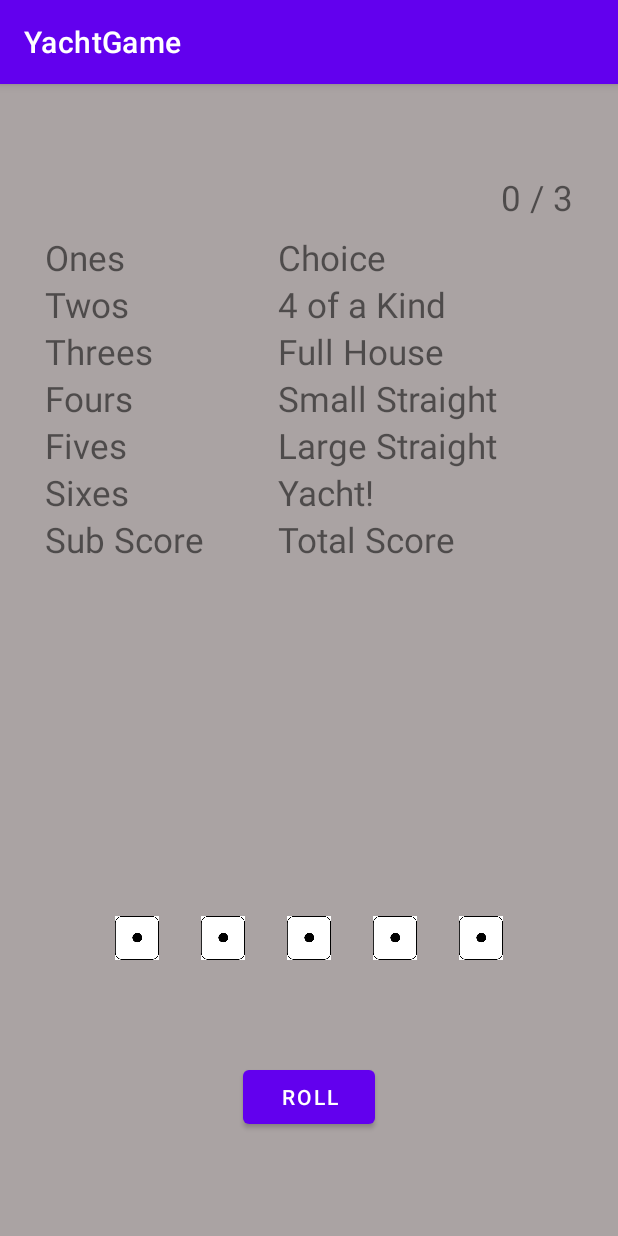
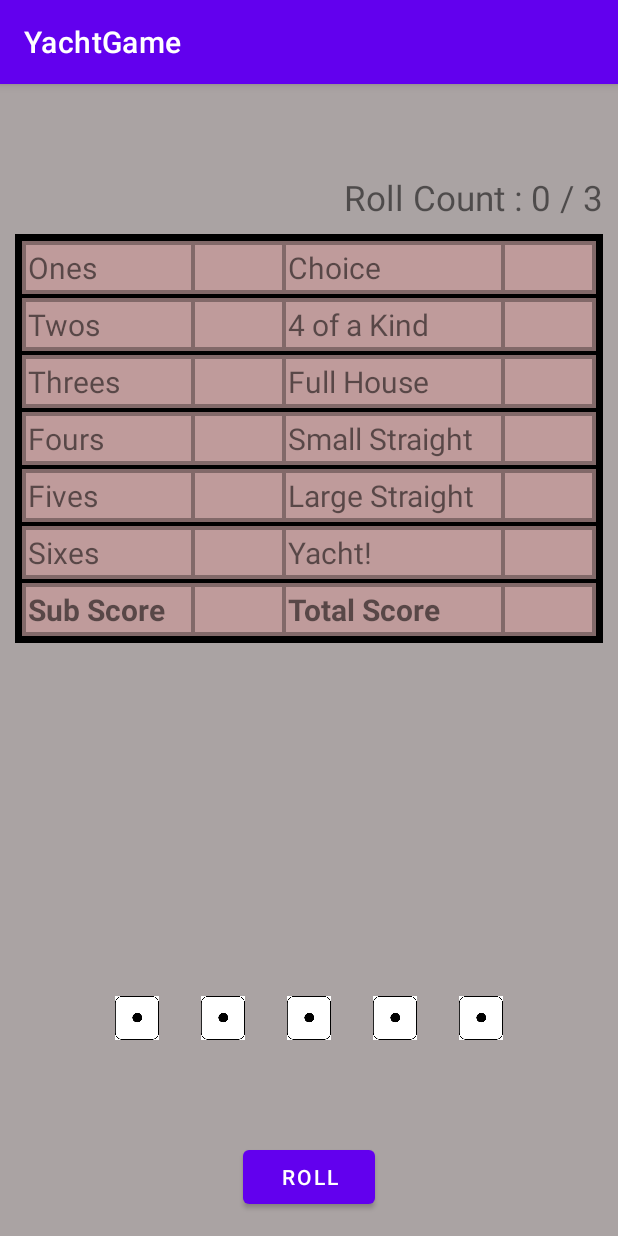
Before and after one commit to choius323/YachtGame, an Android app: the screen it shows after launch (MainActivity), on a phone screen of 412 x 824 dp. Run offline under Robolectric (Android 15) with nearby library versions, the phone set to English and light mode, and no system bars.

Commit message:
Change score table layout Add calculate function from Ones to Sixes Make object of ScoreTable.java

```diff
--- a/app/src/main/java/com/example/yachtgame/Dices.java
+++ b/app/src/main/java/com/example/yachtgame/Dices.java
@@ -34,13 +34,13 @@ public class Dices {
     // 굴리는 횟수
     private int rollCount = 0;
     // 주사위 값 저장
-    static int[] value;
+    static int[] values;
     // 주사위 5개의 정보
     DiceInfo[] dice;
 
     public Dices(Context context) {
-        value = new int[diceNumber];
-        anim1 = AnimationUtils.loadAnimation(context, R.anim.rotate);
+        values = new int[diceNumber];
+        anim1 = AnimationUtils.loadAnimation(context, R.anim.roll);
         this.context = context;
         dice = new DiceInfo[diceNumber];
     }
@@ -57,7 +57,7 @@ public class Dices {
                 Random rand = new Random();
                 int r = rand.nextInt(6) + 1;
 
-                value[i] = r;
+                values[i] = r;
                 dice[i].imageView.startAnimation(anim1);
                 dice[i].imageView.setImageResource(context.getResources().getIdentifier("dice" + r, "drawable", "com.example.yachtgame"));
             }
@@ -87,11 +87,11 @@ public class Dices {
 
     //주사위 값 반환
     public int[] getDiceValues() {
-        return value;
+        return values;
     }
 
     // 객체 id로 주사위 찾기
-    public DiceInfo getDice(int id) {
+    private DiceInfo getDice(int id) {
         for (int i = 0; i < diceNumber; i++) {
             if (dice[i].id == id) {
                 return dice[i];
--- a/app/src/main/java/com/example/yachtgame/MainActivity.java
+++ b/app/src/main/java/com/example/yachtgame/MainActivity.java
@@ -2,7 +2,9 @@ package com.example.yachtgame;
 
 import android.os.Bundle;
 import android.util.DisplayMetrics;
+import android.util.Log;
 import android.view.View;
+import android.view.ViewTreeObserver;
 import android.widget.Button;
 import android.widget.ImageButton;
 import android.widget.ImageView;
@@ -16,6 +18,7 @@ public class MainActivity extends AppCompatActivity {
     private ImageButton btnReset;
     private TextView rollTextView;
     private Dices dices;
+    private ScoreTable scoreTable;
 
     @Override
     protected void onCreate(Bundle savedInstanceState) {
@@ -24,24 +27,45 @@ public class MainActivity extends AppCompatActivity {
 
         btnRoll = findViewById(R.id.btnRoll);
         rollTextView = findViewById(R.id.tvRollCount);
+        rollTextView.setText("Roll Count : 0 / 3");
         btnReset = findViewById(R.id.btnReset);
 
+        // Dice 클래스 객체 생성
         dices = new Dices(getApplicationContext());
         for (int i = 0; i < Dices.diceNumber; i++) {
             int id = getResources().getIdentifier("dice" + (i + 1), "id", "com.example.yachtgame");
             dices.addDice(i, findViewById(id));
         }
 
-        DisplayMetrics metrics = new DisplayMetrics();
-        getWindowManager().getDefaultDisplay().getMetrics(metrics);
-        Dices.beginDiceY = findViewById(R.id.dice1).getY();
-        Dices.moveDiceY = (float) (metrics.heightPixels * 0.1);
+        // ScoreTable 객체 생성
+        TextView[] scoreViews = new TextView[ScoreTable.scoreNum];
+        for (int i = 0; i < ScoreTable.scoreNum; i++) {
+            int id = getResources().getIdentifier("score" + (i + 1), "id", "com.example.yachtgame");
+            scoreViews[i] = findViewById(id);
+        }
+        scoreTable = new ScoreTable(scoreViews);
+
+        // 주사위 초기 위치, 움직이는 거리 계산
+        ImageView dice = findViewById(R.id.dice1);
+        dice.getViewTreeObserver().addOnPreDrawListener(new ViewTreeObserver.OnPreDrawListener() {
+            @Override
+            public boolean onPreDraw() {
+                dice.getViewTreeObserver().removeOnPreDrawListener(this);
+                DisplayMetrics metrics = new DisplayMetrics();
+                getWindowManager().getDefaultDisplay().getMetrics(metrics);
+                Dices.beginDiceY = findViewById(R.id.dice1).getY();
+                Log.d("Dice Begin Y", "" + Dices.beginDiceY);
+                Dices.moveDiceY = (float) (metrics.heightPixels * 0.1);
+                return true;
+            }
+        });
     }
 
     // 점수판 클릭(점수 입력)
     public void onClickScore(View view) {
         dices.resetRollCount();
         dices.resetDices();
+        scoreTable.calcScore((TextView)view, dices.getDiceValues());
     }
 
     // 주사위 클릭(킵 설정)
@@ -51,7 +75,7 @@ public class MainActivity extends AppCompatActivity {
 
     public void rollDices(View view) {
         int rollCount = dices.rollDice();
-        rollTextView.setText(rollCount + " / 3");
+        rollTextView.setText("Roll Count : " + rollCount + " / 3");
     }
 
     // 게임 리셋 버튼 클릭
--- a/app/src/main/java/com/example/yachtgame/ScoreTable.java
+++ b/app/src/main/java/com/example/yachtgame/ScoreTable.java
@@ -1,4 +1,35 @@
 package com.example.yachtgame;
 
+import android.widget.TextView;
+
 public class ScoreTable {
+    TextView[] scoreViews;
+    private int totalScore = 0;
+    private int subScore = 0;
+    public static int scoreNum = 12;
+
+    public ScoreTable(TextView[] scoreViews){
+        this.scoreViews = scoreViews;
+    }
+
+    // 해당하는 칸 점수 계산
+    public void calcScore(TextView view, int[] values){
+        subScore = 0;
+        totalScore = 0;
+        int sum = 0;
+
+        // Ones ~ Sixes
+        for(int i = 0; i<6; i++){
+            if(scoreViews[i] == view){
+                for (int value : values){
+                    if (value == i +1){
+                        sum += i + 1;
+                    }
+                }
+                break;
+            }
+        }
+
+        view.setText("" + sum);
+    }
 }
--- a/app/src/main/res/anim/rotate.xml
+++ b/app/src/main/res/anim/roll.xml
@@ -14,7 +14,7 @@
         android:fromXDelta="0"
         android:toXDelta="0"
         android:fromYDelta="0"
-        android:toYDelta="-200%" />
+        android:toYDelta="-400%" />
     <translate
         android:startOffset="400"
         android:repeatCount="0"
@@ -22,5 +22,5 @@
         android:fromXDelta="0"
         android:toXDelta="0"
         android:fromYDelta="0"
-        android:toYDelta="200%" />
+        android:toYDelta="400%" />
 </set>
--- a/app/src/main/res/layout/activity_main.xml
+++ b/app/src/main/res/layout/activity_main.xml
@@ -1,9 +1,9 @@
 <?xml version="1.0" encoding="utf-8"?>
 <RelativeLayout xmlns:android="http://schemas.android.com/apk/res/android"
+    xmlns:app="http://schemas.android.com/apk/res-auto"
     xmlns:tools="http://schemas.android.com/tools"
     android:layout_width="match_parent"
     android:layout_height="match_parent"
-    xmlns:app="http://schemas.android.com/apk/res-auto"
     android:background="@color/main_background_color"
     android:theme="@style/ThemeOverlay.YachtGame.FullscreenContainer"
     tools:context=".MainActivity">
@@ -12,12 +12,13 @@
         android:id="@+id/scoreTable"
         android:layout_width="match_parent"
         android:layout_height="wrap_content"
-        android:layout_marginStart="30dp"
+        android:layout_marginStart="10dp"
         android:layout_marginTop="100dp"
-        android:layout_marginEnd="30dp"
-        android:layout_marginBottom="30dp"
-        android:visibility="visible"
-        android:theme="@style/TableStyle">
+        android:layout_marginEnd="10dp"
+        android:background="@color/black"
+        android:padding="3dp"
+        android:theme="@style/TableStyle"
+        android:visibility="visible">
 
         <TableRow
             android:layout_width="match_parent"
@@ -27,33 +28,31 @@
                 android:id="@+id/score1Name"
                 android:layout_height="match_parent"
                 android:layout_weight="2"
-                android:onClick="onClickScore"
-                android:textAlignment="center"
-                android:text="@string/score1Name"/>
+                android:text="@string/score1Name"
+                android:textAlignment="viewStart" />
 
             <TextView
                 android:id="@+id/score1"
+                android:layout_width="50dp"
                 android:layout_height="match_parent"
                 android:layout_weight="1"
-                android:layout_width="30dp"
-                android:onClick="onClickScore"
-                android:textAlignment="center"/>
+                android:gravity="center"
+                android:onClick="onClickScore" />
 
             <TextView
                 android:id="@+id/score7Name"
                 android:layout_height="match_parent"
                 android:layout_weight="2"
-                android:onClick="onClickScore"
-                android:textAlignment="center"
-                android:text="@string/score7Name"/>
+                android:text="@string/score7Name"
+                android:textAlignment="viewStart" />
 
             <TextView
                 android:id="@+id/score7"
+                android:layout_width="50dp"
                 android:layout_height="match_parent"
                 android:layout_weight="1"
-                android:layout_width="30dp"
-                android:onClick="onClickScore"
-                android:textAlignment="center"/>
+                android:gravity="center"
+                android:onClick="onClickScore" />
         </TableRow>
 
         <TableRow
@@ -64,31 +63,29 @@
                 android:id="@+id/score2Name"
                 android:layout_height="match_parent"
                 android:layout_weight="2"
-                android:onClick="onClickScore"
-                android:textAlignment="center"
-                android:text="@string/score2Name"/>
+                android:text="@string/score2Name"
+                android:textAlignment="viewStart" />
 
             <TextView
                 android:id="@+id/score2"
                 android:layout_height="match_parent"
                 android:layout_weight="1"
-                android:onClick="onClickScore"
-                android:textAlignment="center"/>
+                android:gravity="center"
+                android:onClick="onClickScore" />
 
             <TextView
                 android:id="@+id/score8Name"
                 android:layout_height="match_parent"
                 android:layout_weight="2"
-                android:onClick="onClickScore"
-                android:textAlignment="center"
-                android:text="@string/score8Name"/>
+                android:text="@string/score8Name"
+                android:textAlignment="viewStart" />
 
             <TextView
                 android:id="@+id/score8"
                 android:layout_height="match_parent"
                 android:layout_weight="1"
-                android:onClick="onClickScore"
-                android:textAlignment="center"/>
+                android:gravity="center"
+                android:onClick="onClickScore" />
         </TableRow>
 
         <TableRow
@@ -99,31 +96,29 @@
                 android:id="@+id/score3Name"
                 android:layout_height="match_parent"
                 android:layout_weight="2"
-                android:onClick="onClickScore"
-                android:textAlignment="center"
-                android:text="@string/score3Name"/>
+                android:text="@string/score3Name"
+                android:textAlignment="viewStart" />
 
             <TextView
                 android:id="@+id/score3"
                 android:layout_height="match_parent"
                 android:layout_weight="1"
-                android:onClick="onClickScore"
-                android:textAlignment="center"/>
+                android:gravity="center"
+                android:onClick="onClickScore" />
 
             <TextView
                 android:id="@+id/score9Name"
                 android:layout_height="match_parent"
                 android:layout_weight="2"
-                android:onClick="onClickScore"
-                android:textAlignment="center"
-                android:text="@string/score9Name"/>
+                android:text="@string/score9Name"
+                android:textAlignment="viewStart" />
 
             <TextView
                 android:id="@+id/score9"
                 android:layout_height="match_parent"
                 android:layout_weight="1"
-                android:onClick="onClickScore"
-                android:textAlignment="center"/>
+                android:gravity="center"
+                android:onClick="onClickScore" />
         </TableRow>
 
         <TableRow
@@ -134,31 +129,29 @@
                 android:id="@+id/score4Name"
                 android:layout_height="match_parent"
                 android:layout_weight="2"
-                android:onClick="onClickScore"
-                android:textAlignment="center"
-                android:text="@string/score4Name"/>
+                android:text="@string/score4Name"
+                android:textAlignment="viewStart" />
 
             <TextView
                 android:id="@+id/score4"
                 android:layout_height="match_parent"
                 android:layout_weight="1"
-                android:onClick="onClickScore"
-                android:textAlignment="center"/>
+                android:gravity="center"
+                android:onClick="onClickScore" />
 
             <TextView
                 android:id="@+id/score10Name"
                 android:layout_height="match_parent"
                 android:layout_weight="2"
-                android:onClick="onClickScore"
-                android:textAlignment="center"
-                android:text="@string/score10Name"/>
+                android:text="@string/score10Name"
+                android:textAlignment="viewStart" />
 
             <TextView
                 android:id="@+id/score10"
                 android:layout_height="match_parent"
                 android:layout_weight="1"
-                android:onClick="onClickScore"
-                android:textAlignment="center"/>
+                android:gravity="center"
+                android:onClick="onClickScore" />
         </TableRow>
 
         <TableRow
@@ -169,31 +162,29 @@
                 android:id="@+id/score5Name"
                 android:layout_height="match_parent"
                 android:layout_weight="2"
-                android:onClick="onClickScore"
-                android:textAlignment="center"
-                android:text="@string/score5Name"/>
+                android:text="@string/score5Name"
+                android:textAlignment="viewStart" />
 
             <TextView
                 android:id="@+id/score5"
                 android:layout_height="match_parent"
                 android:layout_weight="1"
-                android:onClick="onClickScore"
-                android:textAlignment="center"/>
+                android:gravity="center"
+                android:onClick="onClickScore" />
 
             <TextView
                 android:id="@+id/score11Name"
                 android:layout_height="match_parent"
                 android:layout_weight="2"
-                android:onClick="onClickScore"
-                android:textAlignment="center"
-                android:text="@string/score11Name"/>
+                android:text="@string/score11Name"
+                android:textAlignment="viewStart" />
 
             <TextView
                 android:id="@+id/score11"
                 android:layout_height="match_parent"
                 android:layout_weight="1"
-                android:onClick="onClickScore"
-                android:textAlignment="center"/>
+                android:gravity="center"
+                android:onClick="onClickScore" />
         </TableRow>
 
         <TableRow
@@ -204,31 +195,29 @@
                 android:id="@+id/score6Name"
                 android:layout_height="match_parent"
                 android:layout_weight="2"
-                android:onClick="onClickScore"
-                android:textAlignment="center"
-                android:text="@string/score6Name"/>
+                android:text="@string/score6Name"
+                android:textAlignment="viewStart" />
 
             <TextView
                 android:id="@+id/score6"
                 android:layout_height="match_parent"
                 android:layout_weight="1"
-                android:onClick="onClickScore"
-                android:textAlignment="center"/>
+                android:gravity="center"
+                android:onClick="onClickScore" />
 
             <TextView
                 android:id="@+id/score12Name"
                 android:layout_height="match_parent"
                 android:layout_weight="2"
-                android:onClick="onClickScore"
-                android:textAlignment="center"
-                android:text="@string/score12Name"/>
+                android:text="@string/score12Name"
+                android:textAlignment="viewStart" />
 
             <TextView
                 android:id="@+id/score12"
                 android:layout_height="match_parent"
                 android:layout_weight="1"
-                android:onClick="onClickScore"
-                android:textAlignment="center"/>
+                android:gravity="center"
+                android:onClick="onClickScore" />
         </TableRow>
 
         <TableRow
@@ -239,31 +228,29 @@
                 android:id="@+id/subScoreName"
                 android:layout_height="match_parent"
                 android:layout_weight="2"
-                android:onClick="onClickScore"
-                android:textAlignment="center"
-                android:text="@string/subScoreName"/>
+                android:text="@string/subScoreName"
+                android:textAlignment="viewStart"
+                android:textStyle="bold" />
 
             <TextView
                 android:id="@+id/subScore"
                 android:layout_height="match_parent"
                 android:layout_weight="1"
-                android:onClick="onClickScore"
-                android:textAlignment="center"/>
+                android:gravity="center"/>
 
             <TextView
                 android:id="@+id/totalScoreName"
                 android:layout_height="match_parent"
                 android:layout_weight="2"
-                android:onClick="onClickScore"
-                android:textAlignment="center"
-                android:text="@string/totalScoreName"/>
+                android:text="@string/totalScoreName"
+                android:textAlignment="viewStart"
+                android:textStyle="bold" />
 
             <TextView
                 android:id="@+id/totalScore"
                 android:layout_height="match_parent"
                 android:layout_weight="1"
-                android:onClick="onClickScore"
-                android:textAlignment="center"/>
+                android:gravity="center"/>
         </TableRow>
     </TableLayout>
 
@@ -353,6 +340,5 @@
         android:layout_alignTop="@id/scoreTable"
         android:layout_alignEnd="@id/scoreTable"
         android:layout_marginTop="-40sp"
-        android:text="0 / 3"
         android:textSize="23sp" />
 </RelativeLayout>
--- a/app/src/main/res/values/colors.xml
+++ b/app/src/main/res/values/colors.xml
@@ -13,4 +13,5 @@
     <color name="light_blue_A400">#FF00B0FF</color>
     <color name="black_overlay">#66000000</color>
     <color name="main_background_color">#AAA3A3</color>
+    <color name="table_background">#86F8C9C9</color>
 </resources>
--- a/app/src/main/res/values/styles.xml
+++ b/app/src/main/res/values/styles.xml
@@ -11,6 +11,10 @@
     </style>
 
     <style name="TableStyle" parent="">
-        <item name="android:textSize">23sp</item>
+        <item name="android:textSize">20sp</item>
+        <item name="android:layout_marginVertical">1dp</item>
+        <item name="android:layout_marginHorizontal">1dp</item>
+        <item name="android:background">@color/table_background</item>
+        <item name="android:padding">1dp</item>
     </style>
 </resources>
```
